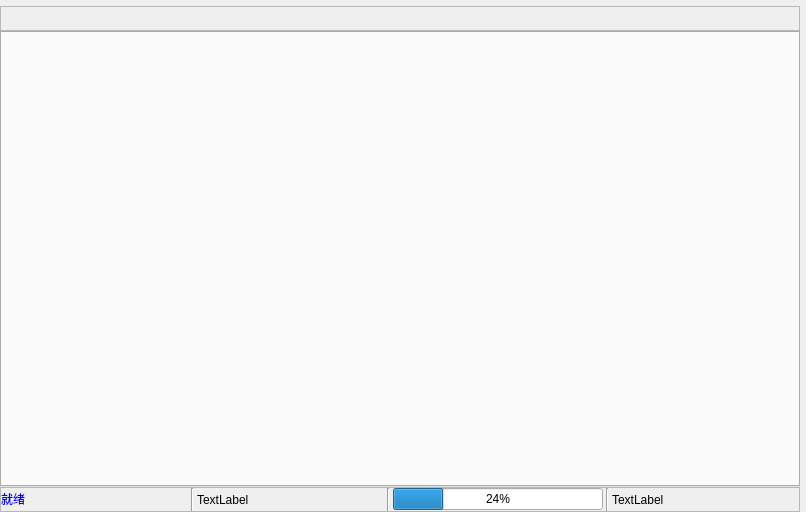
Before: the Qt Designer form form.ui in ysme1/qt_suptoolbox, drawn with Qt 5.
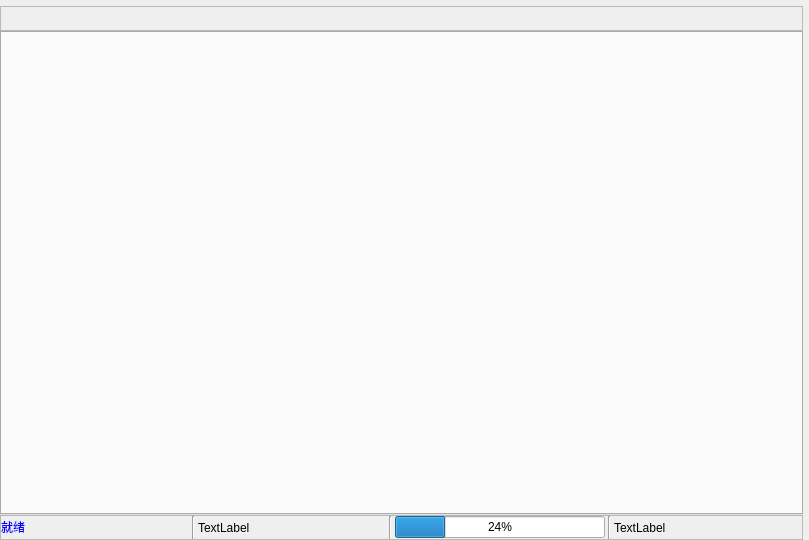
After: the same form once the commit is applied. Icons and pictures are not drawn.

Commit message: 添加串口界面滑动串口，修改网络窗口界面，网络功能暂未加入

The edit to the form file:
```diff
--- a/form.ui
+++ b/form.ui
@@ -6,8 +6,8 @@
    <rect>
     <x>0</x>
     <y>0</y>
-    <width>806</width>
-    <height>512</height>
+    <width>809</width>
+    <height>540</height>
    </rect>
   </property>
   <property name="windowTitle">
```
The commit also changes 6 other files.
